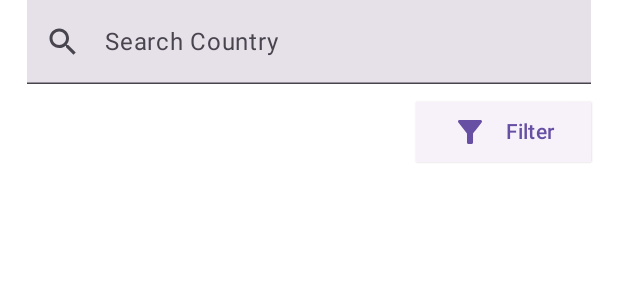
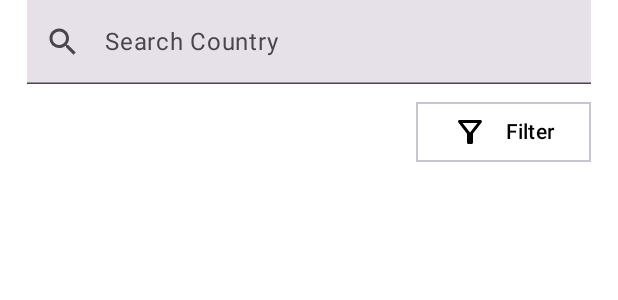
Before and after one commit to Enoch02/country-info, an Android app built with Jetpack Compose: the @Preview function Preview, on a phone screen of 412 x 824 dp. Shown: the top 300 px of the screen. Run offline under Robolectric (Android 15) with nearby library versions, the phone set to English and light mode, and no system bars.

Commit message:
feature: adjust some colors

```diff
--- a/app/src/main/java/com/enoch02/countryinfo/MainActivity.kt
+++ b/app/src/main/java/com/enoch02/countryinfo/MainActivity.kt
@@ -36,6 +36,7 @@ class MainActivity : ComponentActivity() {
                     color = MaterialTheme.colorScheme.background
                 ) {
                     CountryInfoNavHost(
+                        darkTheme = darkTheme,
                         onToggleTheme = {
                             darkTheme = !darkTheme
                             saveBoolean(key, darkTheme)
--- a/app/src/main/java/com/enoch02/countryinfo/model/CountryAPIResponse.kt
+++ b/app/src/main/java/com/enoch02/countryinfo/model/CountryAPIResponse.kt
@@ -7,7 +7,7 @@ data class Country(
     val capital: List<String>,
     val subregion: String,
     val population: Long,
-    val timeZones: List<String>?,
+    val timezones: List<String>?,
     val continents: List<String>,
 )
 
--- a/app/src/main/java/com/enoch02/countryinfo/ui/screens/country_detail/components/CountryDetailView.kt
+++ b/app/src/main/java/com/enoch02/countryinfo/ui/screens/country_detail/components/CountryDetailView.kt
@@ -32,7 +32,7 @@ fun CountryDetailView(
         ""
     }
     val continents = country.continents.joinToString(", ")
-    val timeZone = country.timeZones?.joinToString(", ") ?: ""
+    val timeZone = country.timezones?.joinToString(", ") ?: ""
     val population = NumberFormat.getNumberInstance().format(country.population)
 
     if (isLandscape) {
--- a/app/src/main/java/com/enoch02/countryinfo/ui/screens/country_list/components/CountryListView.kt
+++ b/app/src/main/java/com/enoch02/countryinfo/ui/screens/country_list/components/CountryListView.kt
@@ -17,8 +17,7 @@ fun CountryListView(
 ) {
     LazyColumn(
         modifier = modifier
-            .fillMaxSize()
-            .padding(horizontal = 8.dp),
+            .fillMaxSize(),
         content = {
             items(countries) { country ->
                 val capital = if (country.capital.isNotEmpty()) {
--- a/app/src/main/java/com/enoch02/countryinfo/ui/screens/country_list/components/CountrySearchBar.kt
+++ b/app/src/main/java/com/enoch02/countryinfo/ui/screens/country_list/components/CountrySearchBar.kt
@@ -11,6 +11,8 @@ import androidx.compose.material3.Icon
 import androidx.compose.material3.IconButton
 import androidx.compose.material3.Text
 import androidx.compose.material3.TextField
+import androidx.compose.material3.TextFieldColors
+import androidx.compose.material3.TextFieldDefaults
 import androidx.compose.runtime.Composable
 import androidx.compose.ui.Modifier
 import androidx.compose.ui.graphics.RectangleShape
@@ -31,6 +33,7 @@ fun CountrySearchBar(
             contentDescription = "Search"
         )
     },
+    colors: TextFieldColors = TextFieldDefaults.colors(),
     onSearch: () -> Unit,
     onClear: () -> Unit,
 ) {
@@ -69,6 +72,7 @@ fun CountrySearchBar(
                 keyboardController?.hide()
                 onSearch()
             }
-        )
+        ),
+        colors = colors
     )
 }
--- a/app/src/main/java/com/enoch02/countryinfo/ui/screens/country_list/components/DropDowns.kt
+++ b/app/src/main/java/com/enoch02/countryinfo/ui/screens/country_list/components/DropDowns.kt
@@ -53,7 +53,6 @@ fun ContinentDropdown(
                 text = "Continent",
                 fontWeight = FontWeight.Bold,
                 fontSize = 16.sp,
-                color = Color.Black,
                 modifier = Modifier.padding(bottom = 8.dp)
             )
 
--- a/app/src/main/java/com/enoch02/countryinfo/ui/screens/country_list/components/SearchAndFilterView.kt
+++ b/app/src/main/java/com/enoch02/countryinfo/ui/screens/country_list/components/SearchAndFilterView.kt
@@ -15,6 +15,8 @@ import androidx.compose.foundation.layout.width
 import androidx.compose.material.icons.Icons
 import androidx.compose.material.icons.filled.Clear
 import androidx.compose.material3.Button
+import androidx.compose.material3.ButtonColors
+import androidx.compose.material3.ButtonDefaults
 import androidx.compose.material3.ElevatedButton
 import androidx.compose.material3.ExperimentalMaterial3Api
 import androidx.compose.material3.Icon
@@ -23,6 +25,7 @@ import androidx.compose.material3.MaterialTheme
 import androidx.compose.material3.ModalBottomSheet
 import androidx.compose.material3.OutlinedButton
 import androidx.compose.material3.Text
+import androidx.compose.material3.TextFieldDefaults
 import androidx.compose.material3.rememberModalBottomSheetState
 import androidx.compose.runtime.Composable
 import androidx.compose.runtime.getValue
@@ -33,6 +36,7 @@ import androidx.compose.runtime.setValue
 import androidx.compose.ui.Alignment
 import androidx.compose.ui.Modifier
 import androidx.compose.ui.draw.alpha
+import androidx.compose.ui.graphics.Color
 import androidx.compose.ui.graphics.RectangleShape
 import androidx.compose.ui.res.painterResource
 import androidx.compose.ui.tooling.preview.Preview
@@ -42,6 +46,7 @@ import com.enoch02.countryinfo.R
 @Composable
 fun SearchAndFilterView(
     modifier: Modifier = Modifier,
+    darkTheme: Boolean,
     onSearch: (String) -> Unit,
     onClear: () -> Unit,
     onFilterByContinent: (continents: List<String>) -> Unit,
@@ -82,6 +87,18 @@ fun SearchAndFilterView(
             modifier = Modifier.fillMaxWidth(),
             horizontalArrangement = Arrangement.SpaceBetween
         ) {
+            val colors = if (darkTheme) {
+                ButtonDefaults.elevatedButtonColors(
+                    containerColor = Color.Black,
+                    contentColor = Color.White
+                )
+            } else {
+                ButtonDefaults.elevatedButtonColors(
+                    containerColor = Color.White,
+                    contentColor = Color.Black
+                )
+            }
+
             ElevatedButton(
                 content = {
                     Icon(
@@ -100,10 +117,10 @@ fun SearchAndFilterView(
                 modifier = Modifier.alpha(0f)
             )
 
-            ElevatedButton(
+            OutlinedButton(
                 content = {
                     Icon(
-                        painter = painterResource(R.drawable.baseline_filter_list_alt_24),
+                        painter = painterResource(R.drawable.outline_filter_alt_24),
                         contentDescription = "Filter"
                     )
 
@@ -114,7 +131,8 @@ fun SearchAndFilterView(
                 onClick = {
                     showFilters = true
                 },
-                shape = RectangleShape
+                shape = RectangleShape,
+                colors = colors
             )
         }
     }
@@ -210,5 +228,5 @@ fun FilterBottomSheet(
 @Preview
 @Composable
 private fun Preview() {
-    SearchAndFilterView(onSearch = {}, onClear = {}, onFilterByContinent = {})
+    SearchAndFilterView(darkTheme = false, onSearch = {}, onClear = {}, onFilterByContinent = {})
 }
--- /dev/null
+++ b/app/src/main/res/drawable/outline_filter_alt_24.xml
@@ -0,0 +1,5 @@
+<vector xmlns:android="http://schemas.android.com/apk/res/android" android:height="24dp" android:tint="#000000" android:viewportHeight="24" android:viewportWidth="24" android:width="24dp">
+
+    <path android:fillColor="@android:color/white" android:pathData="M7,6h10l-5.01,6.3L7,6zM4.25,5.61C6.27,8.2 10,13 10,13v6c0,0.55 0.45,1 1,1h2c0.55,0 1,-0.45 1,-1v-6c0,0 3.72,-4.8 5.74,-7.39C20.25,4.95 19.78,4 18.95,4H5.04C4.21,4 3.74,4.95 4.25,5.61z"/>
+
+</vector>
```
Also changed, not shown: app/src/main/java/com/enoch02/countryinfo/navigation/CountryInfoNavHost.kt (+6 -1 lines), app/src/main/java/com/enoch02/countryinfo/ui/screens/country_list/CountryListScreen.kt (+18 -2 lines), app/src/main/java/com/enoch02/countryinfo/ui/theme/Theme.kt (+10 -5 lines), app/src/main/res/drawable/explore_dark.png (added), app/src/main/res/drawable/explore_light.png (added).
